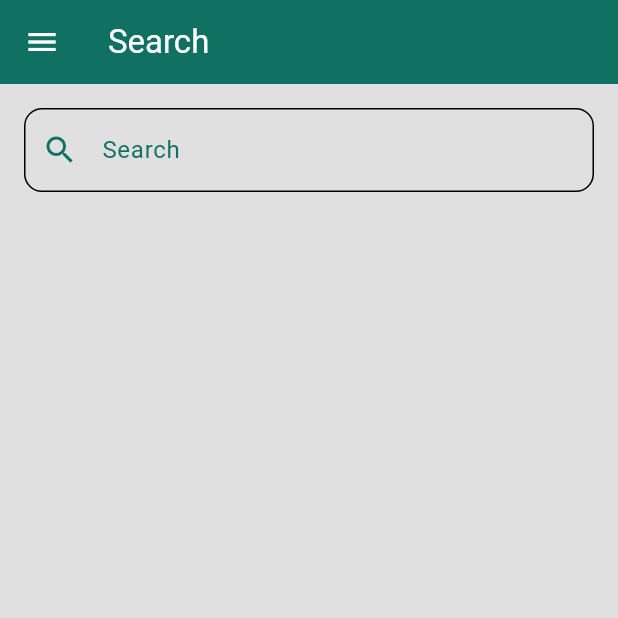
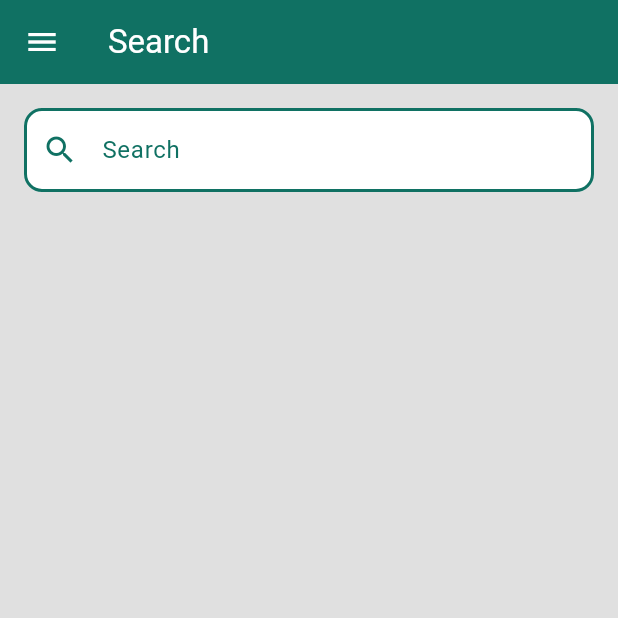
Before and after one commit to Emad-Nasri/pharmacy-app, a Flutter app: the SearchPage screen opened directly, on a phone screen of 412 x 824 dp, the top half of it. Run offline on Flutter 3.47's test engine with Material 3 defaults, Android fonts, the phone set to English and light mode, and no system bars; our stand-ins replace get.

Commit message:
edit on srearch page

```diff
--- a/lib/pages/search_page.dart
+++ b/lib/pages/search_page.dart
@@ -41,18 +41,26 @@ class _SearchPageState extends State<SearchPage> {
 
   @override
   Widget build(BuildContext context) {
+    final isDarkMode = Theme.of(context).brightness == Brightness.dark;
+    final appBarColor =
+        isDarkMode ? Colors.grey.shade900 : const Color(0xff107163);
+    final textColor = isDarkMode ? Colors.yellow : Colors.white;
+    final iconColor = isDarkMode ? Colors.yellow : const Color(0xff107163);
+    final searchColor = isDarkMode ? Colors.yellow : const Color(0xff107163);
+    final menuColor = isDarkMode ? Colors.yellow : Colors.white;
+
     return Scaffold(
-      backgroundColor: Colors.grey[300],
+      backgroundColor: isDarkMode ? Colors.grey[900] : Colors.grey[300],
       drawer: const Drawer(
         backgroundColor: Color(0xff107163),
         child: MyDrawer(),
       ),
       appBar: AppBar(
-        backgroundColor: const Color(0xff107163),
-        iconTheme: const IconThemeData(color: Colors.white),
-        title: const Text(
+        backgroundColor: appBarColor,
+        iconTheme: IconThemeData(color: menuColor),
+        title: Text(
           'Search',
-          style: TextStyle(color: Colors.white),
+          style: TextStyle(color: textColor),
         ),
       ),
       body: Padding(
@@ -64,15 +72,31 @@ class _SearchPageState extends State<SearchPage> {
               controller: searchController,
               onChanged: filterSearch,
               decoration: InputDecoration(
-                prefixIcon: const Icon(Icons.search, color: Color(0xff107163)),
-                label: const Text('Search',
-                    style: TextStyle(color: Color(0xff107163))),
+                prefixIcon: Icon(Icons.search, color: iconColor),
+                label: Text('Search', style: TextStyle(color: searchColor)),
                 hintText: 'Search for a medicine...',
+                enabledBorder: OutlineInputBorder(
+                  borderRadius: BorderRadius.circular(12),
+                  borderSide: BorderSide(
+                    color: isDarkMode ? Colors.yellow : const Color(0xff107163),
+                    width: 2,
+                  ),
+                ),
+                focusedBorder: OutlineInputBorder(
+                  borderRadius: BorderRadius.circular(12),
+                  borderSide: BorderSide(
+                    color: isDarkMode ? Colors.yellow : const Color(0xff107163),
+                    width: 2,
+                  ),
+                ),
                 border: OutlineInputBorder(
                   borderRadius: BorderRadius.circular(12),
                 ),
+                fillColor: isDarkMode ? Colors.grey[850] : Colors.white,
+                filled: true,
               ),
             ),
+
             const SizedBox(height: 20),
 
             // results grid
@@ -94,6 +118,9 @@ class _SearchPageState extends State<SearchPage> {
                                 print('Tapped on ${filteredItems[index]}');
                               },
                               child: Card(
+                                color: isDarkMode
+                                    ? Colors.grey[800]
+                                    : Colors.white,
                                 elevation: 3,
                                 shape: RoundedRectangleBorder(
                                   borderRadius: BorderRadius.circular(12),
@@ -106,8 +133,11 @@ class _SearchPageState extends State<SearchPage> {
                                     const SizedBox(height: 10),
                                     Text(
                                       filteredItems[index],
-                                      style: const TextStyle(
+                                      style: TextStyle(
                                         fontWeight: FontWeight.bold,
+                                        color: isDarkMode
+                                            ? Colors.white
+                                            : Colors.black,
                                       ),
                                     ),
                                   ],
@@ -129,7 +159,11 @@ class _SearchPageState extends State<SearchPage> {
                                 ),
                               ),
                             ),
-                            const Text('No results found.'),
+                            const SizedBox(height: 10),
+                            const Text(
+                              'No results found.',
+                              style: TextStyle(fontSize: 16),
+                            ),
                           ],
                         ))
                   : const SizedBox(),
```
Also changed, not shown: lib/components/my_box.dart (deleted, +0 -19 lines), lib/components/my_category.dart (+21 -10 lines), lib/components/my_sec_button.dart (deleted, +0 -21 lines), lib/pages/home_page.dart (+11 -10 lines), 4 other files.
